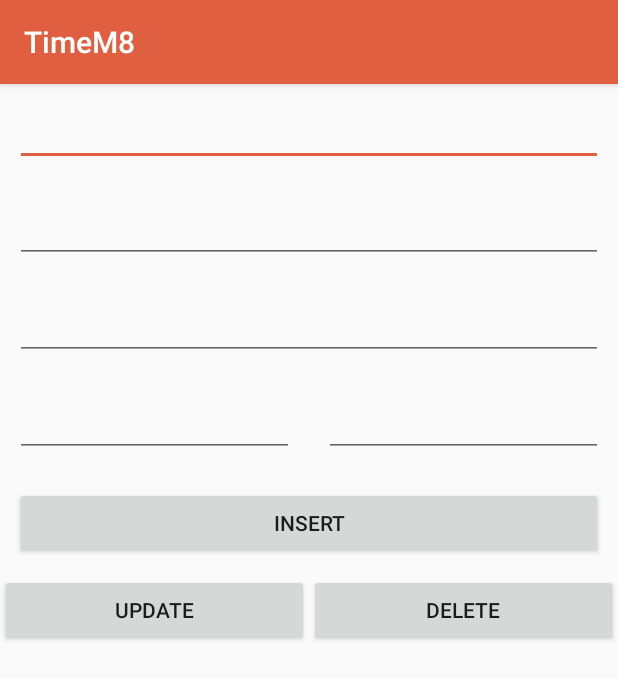
After one commit to andrewkir/AndroidApp, an Android app: the MainEditor screen opened directly, with no data from a screen before it, on a phone screen of 412 x 824 dp. The commit adds this screen. Shown: the top 679 px of the screen. Run offline under Robolectric (Android 15) with nearby library versions, the light colour scheme and no system bars; Roboto replaces fonts that are not available here.

Commit message:
add database and editor

```diff
--- a/Project/TimeM8/app/src/main/AndroidManifest.xml
+++ b/Project/TimeM8/app/src/main/AndroidManifest.xml
@@ -26,7 +26,10 @@
             android:name=".MainScheduleWmenu"
             android:label="@string/title_activity_main_schedule_wmenu"
             android:theme="@style/AppTheme.NoActionBar" />
-        <activity android:name=".MainDailySchedule"></activity>
+        <activity android:name=".MainDailySchedule" />
+        <activity android:name=".MainScheduleEditable" />
+        <activity android:name=".MainScheduleEditor.MainEditor" />
+        <activity android:name=".Subject.Editor"></activity>
     </application>
 
 </manifest>
--- /dev/null
+++ b/Project/TimeM8/app/src/main/java/com/example/andrewforwork/timem8/MainScheduleAdapter/ListSubjectAdapter.kt
@@ -0,0 +1,60 @@
+package com.example.andrewforwork.timem8.MainScheduleAdapter
+
+import android.app.Activity
+import android.content.Context
+import android.view.LayoutInflater
+import android.view.View
+import android.view.ViewGroup
+import android.widget.BaseAdapter
+import android.widget.EditText
+import com.example.andrewforwork.timem8.R
+import com.example.andrewforwork.timem8.Subject.Sub
+import kotlinx.android.synthetic.main.row_main.view.*
+
+class ListSubjectAdapter(
+        internal var activity: Activity,
+        internal var lstSub:List<Sub>,
+        internal var edit_day:EditText,
+        internal var edit_name: EditText,
+        internal var edit_time: EditText,
+        internal var edit_imp: Int,
+        internal var edit_cnt:EditText):BaseAdapter() {
+    internal var inflater:LayoutInflater
+
+    init {
+        inflater = activity.getSystemService(Context.LAYOUT_INFLATER_SERVICE) as LayoutInflater
+    }
+    override fun getView(position: Int, convertView: View?, parent: ViewGroup?): View {
+        val rowView: View
+        rowView = inflater.inflate(R.layout.row_main,null)
+
+        //rowView.txt_row_id.text = lstSub[position].id.toString() разобраться с днем недели
+
+        rowView.txt_row_count.text = lstSub[position].count.toString()
+        rowView.txt_row_name.text = lstSub[position].name.toString()
+        rowView.txt_row_time.text = lstSub[position].time.toString()
+        rowView.txt_row_type.text = lstSub[position].type.toString()
+        rowView.txt_row_day.text = lstSub[position].day.toString()
+
+        rowView.setOnClickListener{
+            edit_cnt.setText(rowView.txt_row_count.text.toString())
+            edit_name.setText(rowView.txt_row_name.text.toString())
+            edit_time.setText(rowView.txt_row_time.text.toString())
+            edit_day.setText(rowView.txt_row_day.text.toString())
+
+        }
+        return rowView
+    }
+
+    override fun getItem(position: Int): Any {
+        return lstSub[position]
+    }
+
+    override fun getItemId(position: Int): Long {
+        return lstSub[position].id.toLong()
+    }
+
+    override fun getCount(): Int {
+        return lstSub.size
+    }
+}
--- /dev/null
+++ b/Project/TimeM8/app/src/main/java/com/example/andrewforwork/timem8/MainScheduleEditor/MainEditor.kt
@@ -0,0 +1,68 @@
+package com.example.andrewforwork.timem8.MainScheduleEditor
+
+import android.support.v7.app.AppCompatActivity
+import android.os.Bundle
+import com.example.andrewforwork.timem8.DataBase.DBHandler
+import com.example.andrewforwork.timem8.MainScheduleAdapter.ListSubjectAdapter
+import com.example.andrewforwork.timem8.R
+import com.example.andrewforwork.timem8.Subject.Sub
+import kotlinx.android.synthetic.main.activity_main_editor.*
+
+class MainEditor : AppCompatActivity() {
+
+    internal lateinit var db: DBHandler
+    internal var lstSubs:List<Sub> = ArrayList<Sub>()
+
+    override fun onCreate(savedInstanceState: Bundle?) {
+        super.onCreate(savedInstanceState)
+        setContentView(R.layout.activity_main_editor)
+
+        db = DBHandler(this)
+
+        refreshData()
+        btn_insert.setOnClickListener{
+            val sub = Sub(
+                    Integer.parseInt(day.text.toString()+count.text.toString()),
+                    Integer.parseInt(day.text.toString()),
+                    Integer.parseInt(count.text.toString()),
+                    name.text.toString(),
+                    time.text.toString(),
+                    0,
+                    type.text.toString()
+            )
+            db.addSub(sub)
+            refreshData()
+        }
+        btn_update.setOnClickListener{
+            val sub = Sub(
+                    Integer.parseInt(day.text.toString()+count.text.toString()),
+                    Integer.parseInt(day.text.toString()),
+                    Integer.parseInt(count.text.toString()),
+                    name.text.toString(),
+                    time.text.toString(),
+                    0,
+                    type.text.toString()
+            )
+            db.updateSub(sub)
+            refreshData()
+        }
+        btn_delete.setOnClickListener{
+            val sub = Sub(
+                    Integer.parseInt(day.text.toString()+count.text.toString()),
+                    Integer.parseInt(day.text.toString()),
+                    Integer.parseInt(count.text.toString()),
+                    name.text.toString(),
+                    time.text.toString(),
+                    0,
+                    type.text.toString()
+            )
+            db.deleteUser(sub)
+            refreshData()
+        }
+    }
+    private fun refreshData(){
+        lstSubs = db.allUser
+        val adapter = ListSubjectAdapter(this@MainEditor,lstSubs,day,name,time,0,count)
+        list_subs.adapter = adapter
+    }
+}
--- /dev/null
+++ b/Project/TimeM8/app/src/main/res/layout/activity_main_editor.xml
@@ -0,0 +1,95 @@
+<?xml version="1.0" encoding="utf-8"?>
+<LinearLayout xmlns:android="http://schemas.android.com/apk/res/android"
+    xmlns:app="http://schemas.android.com/apk/res-auto"
+    xmlns:tools="http://schemas.android.com/tools"
+    android:layout_width="match_parent"
+    android:layout_height="match_parent"
+    android:orientation="vertical"
+    tools:context="com.example.andrewforwork.timem8.MainActivity">
+
+    <LinearLayout
+        android:layout_width="match_parent"
+        android:layout_height="wrap_content"
+        android:orientation="vertical">
+
+        <EditText
+            android:id="@+id/day"
+            android:layout_width="match_parent"
+            android:layout_height="wrap_content"
+            android:inputType="number"
+            android:layout_margin="10dp"
+            android:padding="10dp" />
+        <EditText
+            android:id="@+id/count"
+            android:layout_width="match_parent"
+            android:layout_height="wrap_content"
+            android:inputType="number"
+            android:layout_margin="10dp"
+            android:padding="10dp" />
+        <EditText
+            android:id="@+id/name"
+            android:layout_width="match_parent"
+            android:layout_height="wrap_content"
+            android:layout_margin="10dp"
+            android:padding="10dp" />
+
+        <LinearLayout
+            android:layout_width="match_parent"
+            android:layout_height="wrap_content"
+            android:orientation="horizontal"
+            android:weightSum="2">
+            <EditText
+                android:id="@+id/time"
+                android:layout_width="match_parent"
+                android:layout_height="wrap_content"
+                android:layout_margin="10dp"
+                android:padding="10dp"
+                android:layout_weight="1"/>
+            <EditText
+                android:id="@+id/type"
+                android:layout_width="match_parent"
+                android:layout_height="wrap_content"
+                android:layout_margin="10dp"
+                android:padding="10dp"
+                android:layout_weight="1"/>
+        </LinearLayout>
+
+
+        <Button
+            android:id="@+id/btn_insert"
+            android:layout_width="match_parent"
+            android:layout_height="wrap_content"
+            android:layout_margin="10dp"
+            android:padding="10dp"
+            android:text="Insert" />
+
+    </LinearLayout>
+
+    <LinearLayout
+        android:layout_width="match_parent"
+        android:layout_height="wrap_content"
+        android:orientation="horizontal"
+        android:weightSum="2">
+        <Button
+            android:id="@+id/btn_update"
+            android:layout_width="match_parent"
+            android:layout_height="wrap_content"
+            android:layout_weight="1"
+            android:text="Update"/>
+        <Button
+            android:id="@+id/btn_delete"
+            android:layout_width="match_parent"
+            android:layout_height="wrap_content"
+            android:layout_weight="1"
+            android:text="Delete"/>
+    </LinearLayout>
+
+    <ListView
+        android:id="@+id/list_subs"
+        android:choiceMode="singleChoice"
+        android:layout_width="match_parent"
+        android:layout_height="wrap_content">
+
+    </ListView>
+
+</LinearLayout>
--- a/Project/TimeM8/build.gradle
+++ b/Project/TimeM8/build.gradle
@@ -7,7 +7,7 @@
         jcenter()
     }
     dependencies {
-        classpath 'com.android.tools.build:gradle:3.1.0'
+        classpath 'com.android.tools.build:gradle:3.1.3'
         classpath "org.jetbrains.kotlin:kotlin-gradle-plugin:$kotlin_version"
 
         // NOTE: Do not place your application dependencies here; they belong
```
Also changed, not shown: Project/TimeM8/app/src/main/java/com/example/andrewforwork/timem8/DataBase/DBHandler.kt (added, +113 -0 lines), Project/TimeM8/app/src/main/java/com/example/andrewforwork/timem8/MainActivity.kt (+5 -3 lines), Project/TimeM8/app/src/main/java/com/example/andrewforwork/timem8/MainScheduleEditable.kt (added, +35 -0 lines), Project/TimeM8/app/src/main/java/com/example/andrewforwork/timem8/Subject/Sub.kt (added, +25 -0 lines), Project/TimeM8/app/src/main/res/layout/activity_main.xml (+15 -1 lines), Project/TimeM8/app/src/main/res/layout/activity_main_schedule_editable.xml (added, +38 -0 lines), Project/TimeM8/app/src/main/res/layout/row_main.xml (added, +58 -0 lines), 1 other file.
